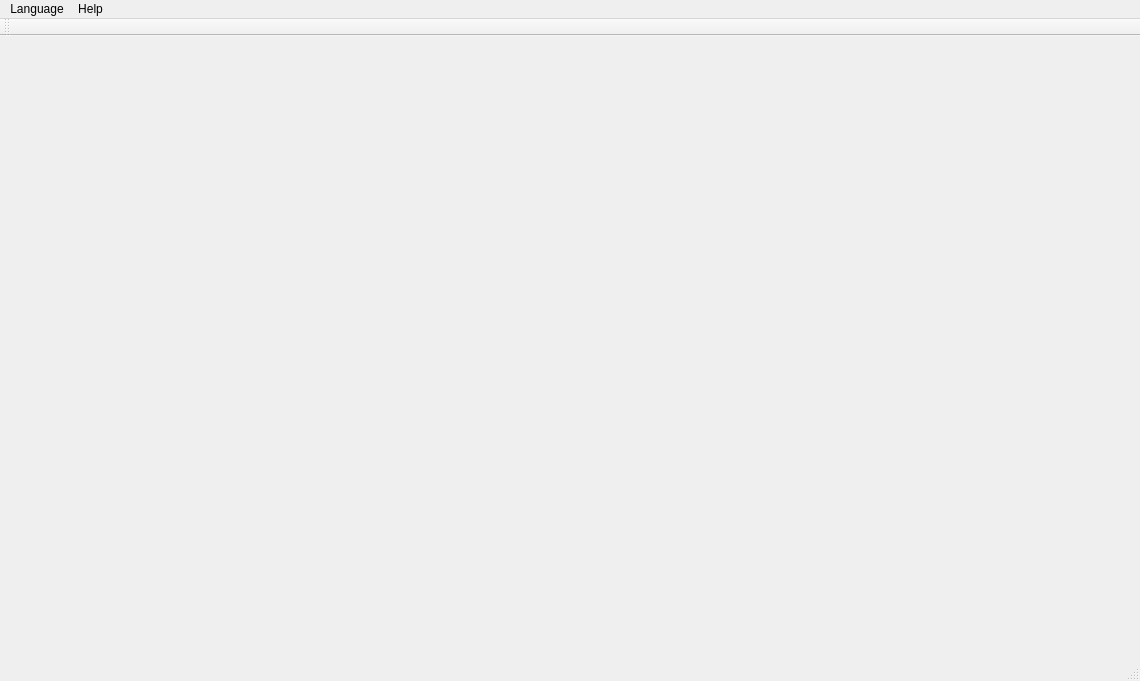
thinkexist1989/MotionViewer, file MotionViewer/mainwindow.ui: the form before one commit.
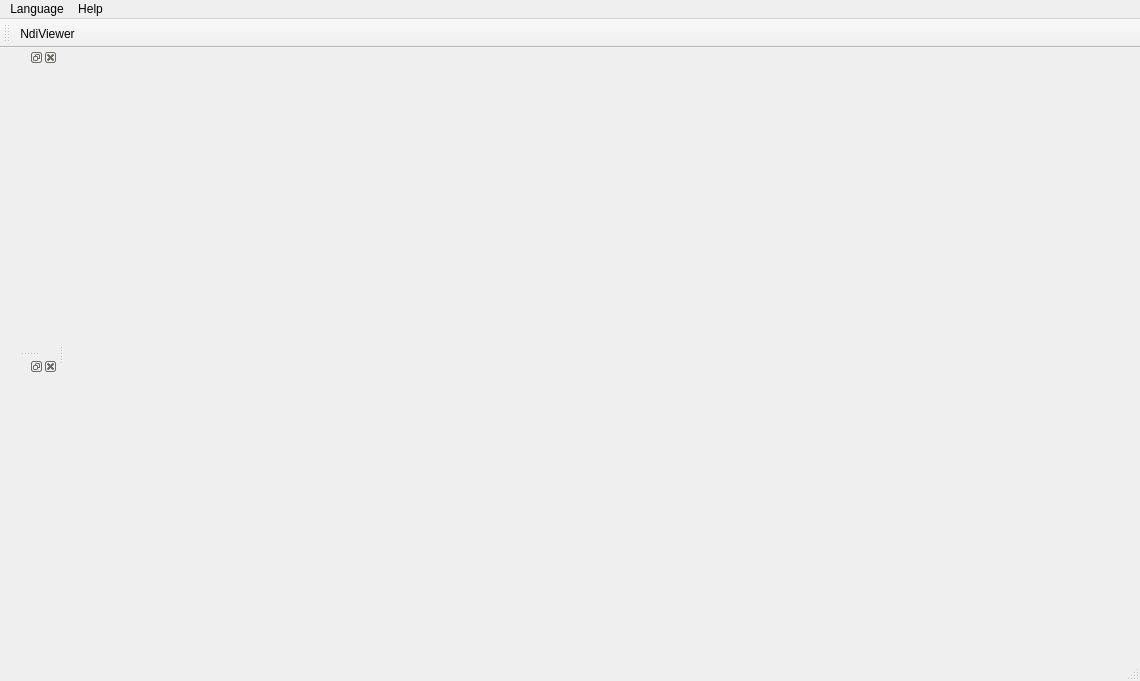
The form after the commit. Icons and pictures are not drawn.

Commit message: add ndi class

The edit to the form file:
```diff
--- a/MotionViewer/mainwindow.ui
+++ b/MotionViewer/mainwindow.ui
@@ -44,10 +44,23 @@
     <enum>TopToolBarArea</enum>
    </attribute>
    <attribute name="toolBarBreak">
-    <bool>false</bool>
+    <bool>true</bool>
    </attribute>
+   <addaction name="actionNdiViewer"/>
   </widget>
   <widget class="QStatusBar" name="statusBar"/>
+  <widget class="QDockWidget" name="ndiDockWidget">
+   <attribute name="dockWidgetArea">
+    <number>1</number>
+   </attribute>
+   <widget class="QWidget" name="ndiDockWidgetContents"/>
+  </widget>
+  <widget class="QDockWidget" name="holoDockWidget">
+   <attribute name="dockWidgetArea">
+    <number>1</number>
+   </attribute>
+   <widget class="QWidget" name="holoDockWidgetContents"/>
+  </widget>
   <action name="actionChinese">
    <property name="icon">
     <iconset resource="resources.qrc">
@@ -71,6 +84,21 @@
     <string>About</string>
    </property>
   </action>
+  <action name="actionNdiViewer">
+   <property name="checkable">
+    <bool>true</bool>
+   </property>
+   <property name="icon">
+    <iconset resource="resources.qrc">
+     <normaloff>:/icon/res/goalpos.ico</normaloff>:/icon/res/goalpos.ico</iconset>
+   </property>
+   <property name="text">
+    <string>NdiViewer</string>
+   </property>
+   <property name="toolTip">
+    <string>NDI Viewer</string>
+   </property>
+  </action>
  </widget>
  <layoutdefault spacing="6" margin="11"/>
  <resources>
```
Left out of the diff: 6 changed lines with no effect on the pictures. The commit also changes 32 other files.
